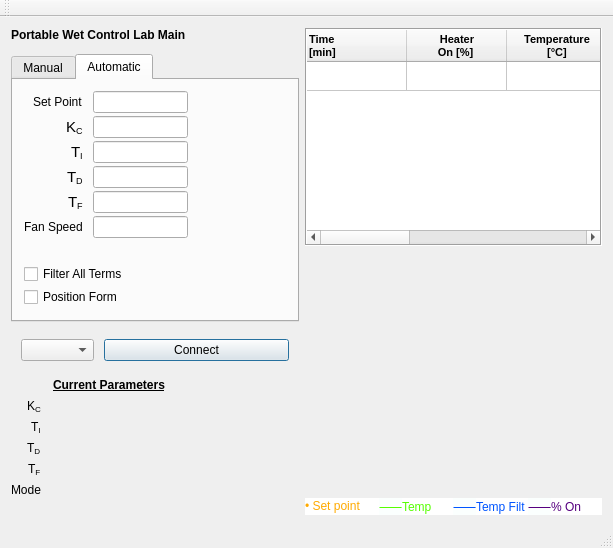
Above: mainwindow.ui from AnthonyA28/Qt-PWCL-main before the change. Below: the same form after it.
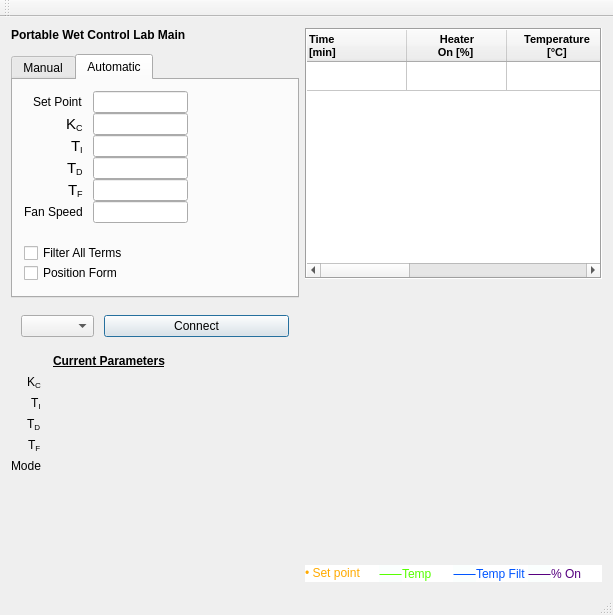
That is the form after the change. The open tabs and pages were chosen to show the change. Icons and pictures are not drawn. Custom widgets are drawn as their Qt base class.

Commit message: fixed the labels being cutoff in the autoatic tab widget

```diff
--- a/mainwindow.ui
+++ b/mainwindow.ui
@@ -7,13 +7,13 @@
     <x>0</x>
     <y>0</y>
     <width>613</width>
-    <height>548</height>
+    <height>615</height>
    </rect>
   </property>
   <property name="minimumSize">
    <size>
     <width>613</width>
-    <height>548</height>
+    <height>615</height>
    </size>
   </property>
   <property name="windowTitle">
@@ -202,7 +202,7 @@
              <number>10</number>
             </property>
             <property name="verticalSpacing">
-             <number>3</number>
+             <number>0</number>
             </property>
             <property name="rightMargin">
              <number>15</number>
@@ -376,7 +376,7 @@
             <item row="9" column="1">
              <spacer name="horizontalSpacer">
               <property name="sizePolicy">
-               <sizepolicy hsizetype="Preferred" vsizetype="Preferred">
+               <sizepolicy hsizetype="Preferred" vsizetype="Minimum">
                 <horstretch>0</horstretch>
                 <verstretch>0</verstretch>
                </sizepolicy>
```
Left out of the diff: 4 changed lines with no effect on the pictures. The commit also changes 1 other file.
